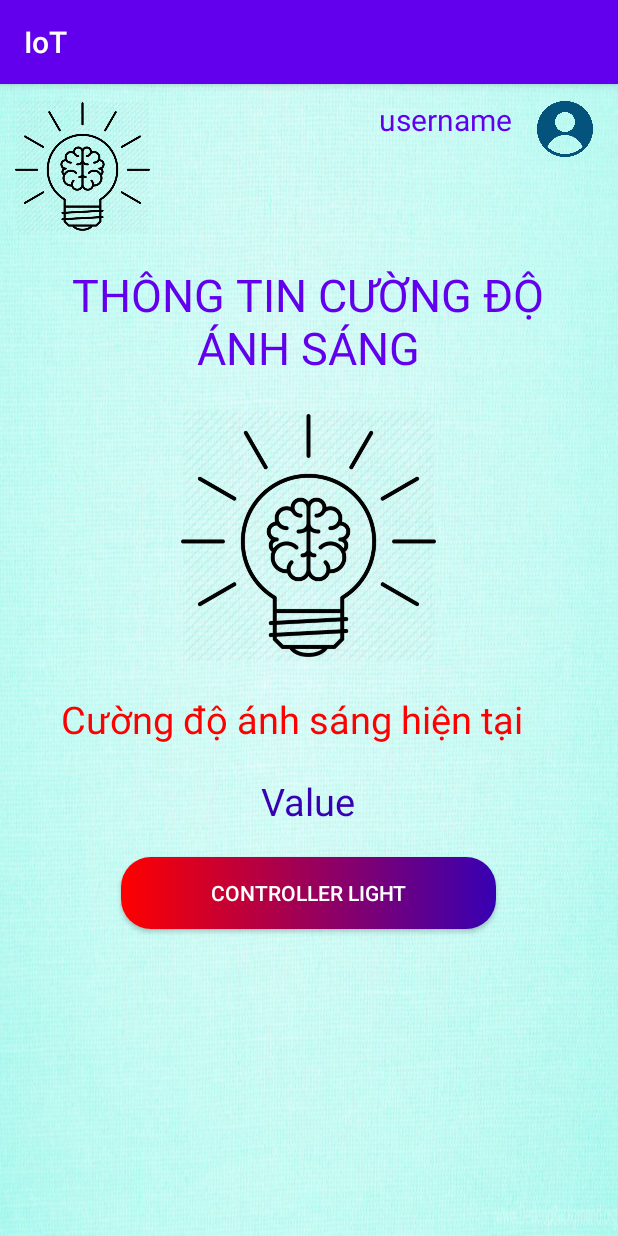
After one commit to TienPhat1/IoT, an Android app: the LightIntensityActivity screen opened directly, with no data from a screen before it, on a phone screen of 412 x 824 dp. The commit adds this screen. Run offline under Robolectric (Android 15) with nearby library versions, the phone set to English and light mode, and no system bars.

Commit message:
Add LightIndensiyUI

```diff
--- a/app/src/main/AndroidManifest.xml
+++ b/app/src/main/AndroidManifest.xml
@@ -9,7 +9,8 @@
         android:roundIcon="@mipmap/ic_launcher_round"
         android:supportsRtl="true"
         android:theme="@style/AppTheme">
-        <activity android:name=".HistoryActivity"></activity>
+        <activity android:name=".LightIntensityActivity"></activity>
+        <activity android:name=".HistoryActivity" />
         <activity android:name=".HomeActivity" />
         <activity android:name=".LoginActivity" />
         <activity android:name=".MainActivity">
--- a/app/src/main/java/com/example/iot/HomeActivity.java
+++ b/app/src/main/java/com/example/iot/HomeActivity.java
@@ -19,7 +19,7 @@ import com.google.firebase.database.ValueEventListener;
 public class HomeActivity extends AppCompatActivity {
     private TextView username;
     private String admindata = "admin";
-    private ImageView history;
+    private ImageView history, light_indensity;
     @Override
     protected void onCreate(Bundle savedInstanceState) {
         super.onCreate(savedInstanceState);
@@ -48,5 +48,14 @@ public class HomeActivity extends AppCompatActivity {
                 startActivity(intent);
             }
         });
+
+        light_indensity = (ImageView) findViewById(R.id.i_light);
+        light_indensity.setOnClickListener(new View.OnClickListener() {
+            @Override
+            public void onClick(View v) {
+                Intent intent = new Intent(HomeActivity.this,LightIntensityActivity.class);
+                startActivity(intent);
+            }
+        });
     }
 }
--- /dev/null
+++ b/app/src/main/java/com/example/iot/LightIntensityActivity.java
@@ -0,0 +1,14 @@
+package com.example.iot;
+
+import androidx.appcompat.app.AppCompatActivity;
+
+import android.os.Bundle;
+
+public class LightIntensityActivity extends AppCompatActivity {
+
+    @Override
+    protected void onCreate(Bundle savedInstanceState) {
+        super.onCreate(savedInstanceState);
+        setContentView(R.layout.activity_light_intensity);
+    }
+}
--- /dev/null
+++ b/app/src/main/res/drawable/btncotroller.xml
@@ -0,0 +1,5 @@
+<?xml version="1.0" encoding="utf-8"?>
+<shape xmlns:android="http://schemas.android.com/apk/res/android">
+    <gradient android:startColor="@color/colorRed" android:endColor="@color/colorPrimaryDark" android:type="linear"/>
+    <corners android:radius="20dp"/>
+</shape>
--- /dev/null
+++ b/app/src/main/res/layout/activity_light_intensity.xml
@@ -0,0 +1,96 @@
+<?xml version="1.0" encoding="utf-8"?>
+<RelativeLayout xmlns:android="http://schemas.android.com/apk/res/android"
+    xmlns:app="http://schemas.android.com/apk/res-auto"
+    xmlns:tools="http://schemas.android.com/tools"
+    android:layout_width="match_parent"
+    android:layout_height="match_parent"
+    tools:context=".LightIntensityActivity"
+    android:background="@drawable/backgroud">
+    <ImageView
+        android:id="@+id/i_logo_light_intensity"
+        android:layout_width="wrap_content"
+        android:layout_height="wrap_content"
+        android:src="@drawable/logo"
+        android:adjustViewBounds="true"
+        android:maxHeight="90dp"
+        android:layout_marginTop="10dp"
+        android:layout_marginLeft="10dp"/>
+    <LinearLayout
+        android:id="@+id/linear_light_intensity"
+        android:layout_width="wrap_content"
+        android:layout_height="wrap_content"
+        android:layout_alignParentRight="true"
+        android:layout_marginTop="10dp"
+        android:layout_marginRight="15dp">
+        <TextView
+            android:id="@+id/tv_admin_light_intensity"
+            android:layout_width="wrap_content"
+            android:layout_height="wrap_content"
+            android:text="username"
+            android:textSize="20dp"
+            android:textColor="@color/colorPrimary"
+            />
+        <ImageView
+            android:id="@+id/i_admin_light_intensity"
+            android:layout_width="wrap_content"
+            android:layout_height="wrap_content"
+            android:src="@drawable/user"
+            android:adjustViewBounds="true"
+            android:maxHeight="40dp"
+            android:layout_marginLeft="15dp"/>
+    </LinearLayout>
+    <TextView
+        android:id="@+id/tv_info_light_intensity"
+        android:layout_width="350dp"
+        android:layout_height="wrap_content"
+        android:text="THÔNG TIN CƯỜNG ĐỘ ÁNH SÁNG"
+        android:textSize="30dp"
+        android:gravity="center"
+        android:textColor="@color/colorPrimary"
+        android:layout_centerHorizontal="true"
+        android:layout_marginTop="120dp"/>
+    <ImageView
+        android:id="@+id/i_light_intensity"
+        android:layout_width="wrap_content"
+        android:layout_height="wrap_content"
+        android:src="@drawable/logo"
+        android:adjustViewBounds="true"
+        android:maxWidth="170dp"
+        android:layout_below="@+id/tv_info_light_intensity"
+        android:layout_marginTop="20dp"
+        android:layout_centerHorizontal="true"/>
+    <TextView
+        android:id="@+id/tv_recent_light_intensiy"
+        android:layout_width="330dp"
+        android:layout_height="wrap_content"
+        android:layout_below="@+id/i_light_intensity"
+        android:text="Cường độ ánh sáng hiện tại"
+        android:textSize="25dp"
+        android:textColor="@color/colorRed"
+        android:layout_centerHorizontal="true"
+        android:layout_marginTop="20dp"/>
+    <TextView
+        android:id="@+id/tv_value_light"
+        android:layout_width="wrap_content"
+        android:layout_height="wrap_content"
+        android:text="Value"
+        android:textSize="25dp"
+        android:textColor="@color/colorPrimaryDark"
+        android:layout_below="@id/tv_recent_light_intensiy"
+        android:layout_centerHorizontal="true"
+        android:layout_marginTop="20dp"/>
+    <Button
+        android:id="@+id/btn_controller_light"
+        android:layout_width="250dp"
+        android:layout_height="wrap_content"
+        android:layout_below="@+id/tv_value_light"
+        android:text="Controller light"
+        android:textColor="@color/colorWhite"
+        android:padding="10dp"
+        android:layout_marginTop="20dp"
+        android:background="@drawable/btncotroller"
+        android:layout_centerHorizontal="true"/>
+
+
+
+</RelativeLayout>
--- a/app/src/main/res/values/colors.xml
+++ b/app/src/main/res/values/colors.xml
@@ -4,4 +4,5 @@
     <color name="colorPrimaryDark">#3700B3</color>
     <color name="colorAccent">#03DAC5</color>
     <color name="colorRed">#ff0000</color>
+    <color name="colorWhite">#ffffff</color>
 </resources>
```
